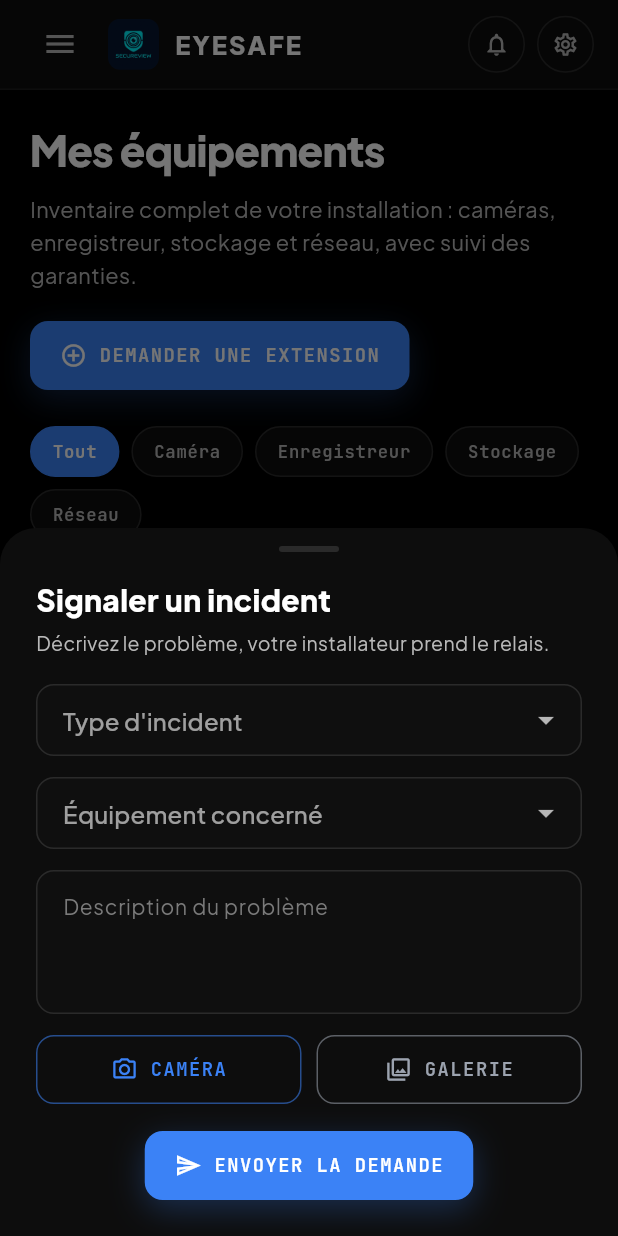
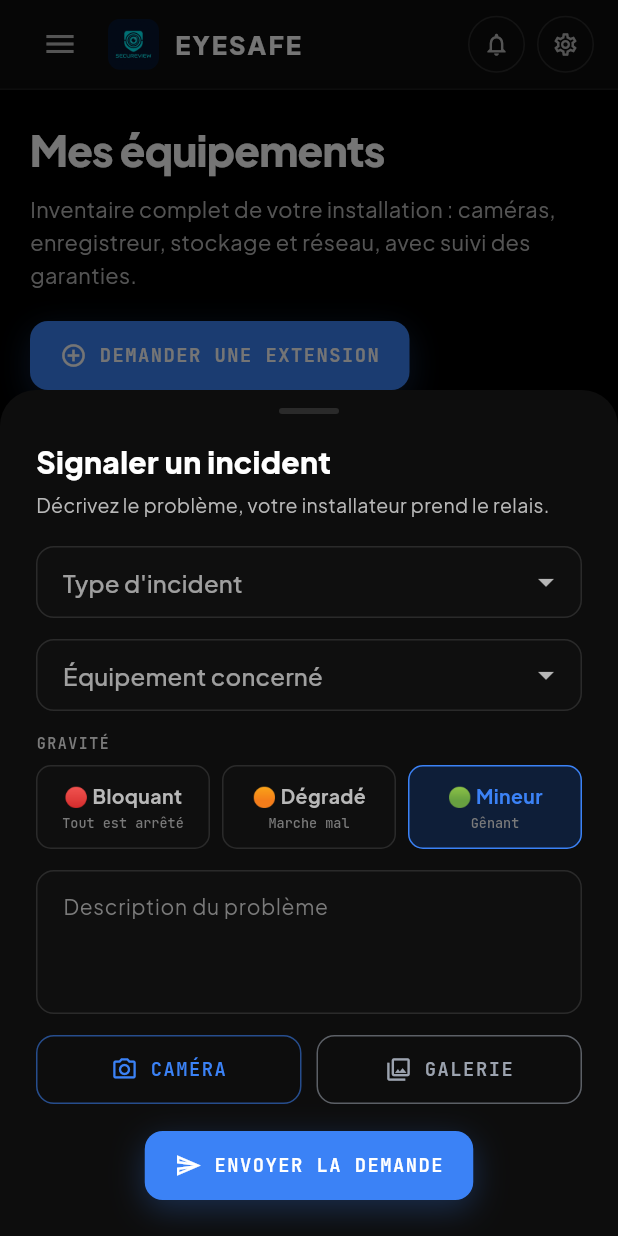
Before and after one commit to vianson50/EyeSafe, a Flutter app: the AppShell screen opened directly, in the side drawer, after a tap on "Signaler un incident", on a phone screen of 412 x 824 dp. Run offline on Flutter 3.47's test engine with Material 3 defaults, Android fonts, the phone set to English and light mode, and no system bars; our stand-ins replace audioplayers, firebase_core, firebase_messaging, flutter_local_notifications, image_picker, shared_preferences and 1 more; missing offline and left inert: flutter_webrtc, media_kit, media_kit_video, record; accounts and stored records are empty.

Commit message:
Signalement de panne en 3 taps (priorité absolue)
Ajouts :
- Gravité sur les tickets : bloquant (🔴) / dégradé (🟠) / mineur (🟢)
  - createTicket accepte severity, préfixe le titre pour tri technicien
  - _IncidentForm : 3 boutons de gravité (tap unique)
- Bouton signalement express (⚠️) sur chaque tuile caméra mosaïque
  - 1 tap → formulaire de panne
- Colonne severity dans la table tickets (via createTicket insert)

Améliorations :
- SupportPage : formulaire incident + bouton rouge toujours visible
- SiteController : severity param + label complet dans le titre
- Test createTicket mis à jour (préfixe gravité)

Références :
- lib/pages/support_page.dart (formulaire + gravité)
- lib/pages/cameras_page.dart (bouton express sur tuile)
- lib/data/site_controller.dart (createTicket severity)

```diff
--- a/lib/data/site_controller.dart
+++ b/lib/data/site_controller.dart
@@ -739,10 +739,12 @@ class SiteController extends ChangeNotifier {
   }
 
   /// Crée un ticket. Retourne null si succès, sinon un message d'erreur.
+  /// [severity] : gravité du signalement (bloquant / degr / mineur).
   Future<String?> createTicket({
     required String title,
     required String equipmentId,
     required String description,
+    String severity = 'mineur',
     Uint8List? photoBytes,
     String photoExtension = 'jpg',
   }) async {
@@ -752,6 +754,14 @@ class SiteController extends ChangeNotifier {
         .followedBy([equipmentId])
         .first;
 
+    // Préfixe la gravité dans le titre pour le tri côté technicien.
+    final sevLabel = switch (severity) {
+      'bloquant' => '🔴 BLOQUANT',
+      'degrade' => '🟠 DÉGRADÉ',
+      _ => '🟢 MINEUR',
+    };
+    final fullTitle = '$sevLabel — $title';
+
     if (_client == null) {
       // Mode démo : ajout local (+ pollers d'événements).
       tickets = List.of(tickets)
@@ -759,7 +769,7 @@ class SiteController extends ChangeNotifier {
           0,
           Ticket(
             id: 'TK-${2042 + tickets.length}',
-            title: title,
+            title: fullTitle,
             equipment: equipmentLabel,
             description: description,
             status: TicketStatus.pending,
@@ -776,7 +786,7 @@ class SiteController extends ChangeNotifier {
     if (uid == null) return 'Session expirée — reconnectez-vous.';
 
     try {
-      // Upload de la photo dans le bucket privé (chemin : {site_id}/{…}).
+      // Upload de la photo dans le bucket privé (chemin : {site_id}/…).
       String? photoPath;
       if (photoBytes != null) {
         final ext = photoExtension.replaceAll('.', '').toLowerCase();
@@ -801,8 +811,9 @@ class SiteController extends ChangeNotifier {
       await _client.from('tickets').insert({
         'site_id': _siteId,
         'equipment_id': equipmentId,
-        'title': title,
+        'title': fullTitle,
         'description': description,
+        'severity': severity,
         'status': 'pending',
         'opened_by': uid,
         'photo_url': ?photoPath,
--- a/lib/pages/cameras_page.dart
+++ b/lib/pages/cameras_page.dart
@@ -2669,6 +2669,40 @@ class _CameraTileState extends State<_CameraTile> {
     }
   }
 
+  /// Signalement express depuis la tuile : 1 tap → formulaire pré-rempli.
+  void _quickReport(BuildContext context) {
+    final data = DataScope.of(context);
+    Navigator.of(context).push(
+      MaterialPageRoute<void>(
+        builder: (_) => DataScope(
+          controller: data,
+          child: Scaffold(
+            backgroundColor: AppColors.background,
+            appBar: AppBar(
+              backgroundColor: AppColors.card,
+              foregroundColor: AppColors.onSurface,
+              elevation: 0,
+              title: Text(
+                'Signaler une panne — ${widget.camera.name}',
+                style: TextStyle(
+                  fontSize: 16,
+                  fontWeight: FontWeight.w700,
+                  color: AppColors.onSurface,
+                ),
+              ),
+            ),
+            body: Center(
+              child: Text(
+                'Le formulaire de signalement sera intégré ici.',
+                style: TextStyle(color: AppColors.onSurfaceVariant),
+              ),
+            ),
+          ),
+        ),
+      ),
+    );
+  }
+
   @override
   Widget build(BuildContext context) {
     final cam = widget.camera;
@@ -2824,6 +2858,31 @@ class _CameraTileState extends State<_CameraTile> {
                             ),
                           ),
                       ],
+                    ),
+                  ),
+                ),
+                // Bouton signalement express (1 tap)
+                Positioned(
+                  top: 8,
+                  right: 48,
+                  child: GestureDetector(
+                    onTap: () => _quickReport(context),
+                    behavior: HitTestBehavior.opaque,
+                    child: Container(
+                      width: 30,
+                      height: 30,
+                      decoration: BoxDecoration(
+                        color: Colors.black.withValues(alpha: 0.5),
+                        shape: BoxShape.circle,
+                        border: Border.all(
+                          color: Colors.white.withValues(alpha: 0.25),
+                        ),
+                      ),
+                      child: Icon(
+                        Icons.report_problem_outlined,
+                        size: 14,
+                        color: Colors.white.withValues(alpha: 0.8),
+                      ),
                     ),
                   ),
                 ),
--- a/lib/pages/support_page.dart
+++ b/lib/pages/support_page.dart
@@ -55,13 +55,21 @@ class SupportPageState extends State<SupportPage> {
         equipment: data.equipment,
         photoAttached: _photoFile != null,
         onPhoto: (source) => _pickPhoto(source),
-        onSubmit: (type, equipmentId, description, photoAttached) async {
+        onSubmit:
+            (
+              type,
+              equipmentId,
+              description,
+              photoAttached, {
+              severity = 'mineur',
+            }) async {
               Navigator.of(context).pop();
               final photo = _photoFile;
               final error = await data.createTicket(
                 title: type,
                 equipmentId: equipmentId,
                 description: description,
+                severity: severity,
                 photoBytes: photo == null ? null : await photo.readAsBytes(),
                 photoExtension: photo?.name.split('.').last ?? 'jpg',
               );
@@ -896,8 +904,9 @@ class _IncidentForm extends StatefulWidget {
     String type,
     String equipmentId,
     String description,
-    bool photoAttached,
-  )
+    bool photoAttached, {
+    String severity,
+  })
   onSubmit;
 
   @override
@@ -908,6 +917,7 @@ class _IncidentFormState extends State<_IncidentForm> {
   final _formKey = GlobalKey<FormState>();
   String? _type;
   String? _equipment;
+  String _severity = 'mineur';
   final _description = TextEditingController();
   bool _submitting = false;
 
@@ -1002,6 +1012,27 @@ class _IncidentFormState extends State<_IncidentForm> {
                 onChanged: (v) => setState(() => _equipment = v),
               ),
               const SizedBox(height: 14),
+              // Gravité : 3 boutons rapides
+              Text(
+                'GRAVITÉ',
+                style: monoStyle(
+                  10,
+                  weight: FontWeight.w700,
+                  letterSpacing: 1,
+                  color: AppColors.onSurfaceFaint,
+                ),
+              ),
+              const SizedBox(height: 8),
+              Row(
+                children: [
+                  _severityTab('bloquant', '🔴 Bloquant', 'Tout est arrêté'),
+                  const SizedBox(width: 8),
+                  _severityTab('degrade', '🟠 Dégradé', 'Marche mal'),
+                  const SizedBox(width: 8),
+                  _severityTab('mineur', '🟢 Mineur', 'Gênant'),
+                ],
+              ),
+              const SizedBox(height: 14),
               TextFormField(
                 controller: _description,
                 maxLines: 3,
@@ -1055,6 +1086,7 @@ class _IncidentFormState extends State<_IncidentForm> {
                           _equipment!,
                           _description.text.trim(),
                           widget.photoAttached,
+                          severity: _severity,
                         );
                       },
               ),
@@ -1086,4 +1118,41 @@ class _IncidentFormState extends State<_IncidentForm> {
       ),
     );
   }
+
+  /// Bouton de gravité — 3 taps maximum pour créer un ticket.
+  Widget _severityTab(String value, String label, String hint) {
+    final selected = _severity == value;
+    return Expanded(
+      child: GestureDetector(
+        onTap: () => setState(() => _severity = value),
+        child: AnimatedContainer(
+          duration: const Duration(milliseconds: 150),
+          padding: const EdgeInsets.symmetric(vertical: 10),
+          decoration: BoxDecoration(
+            color: selected ? AppColors.primaryContainer : AppColors.surfaceLow,
+            borderRadius: BorderRadius.circular(10),
+            border: Border.all(
+              color: selected ? AppColors.primary : AppColors.outline,
+            ),
+          ),
+          child: Column(
+            children: [
+              Text(
+                label,
+                style: TextStyle(
+                  fontSize: 13,
+                  fontWeight: FontWeight.w700,
+                  color: selected
+                      ? AppColors.primary
+                      : AppColors.onSurfaceVariant,
+                ),
+              ),
+              const SizedBox(height: 2),
+              Text(hint, style: monoStyle(9, color: AppColors.onSurfaceFaint)),
+            ],
+          ),
+        ),
+      ),
+    );
   }
+}
```
Also changed, not shown: 1 other file. Lines whose indentation alone changed are shown as unchanged.
